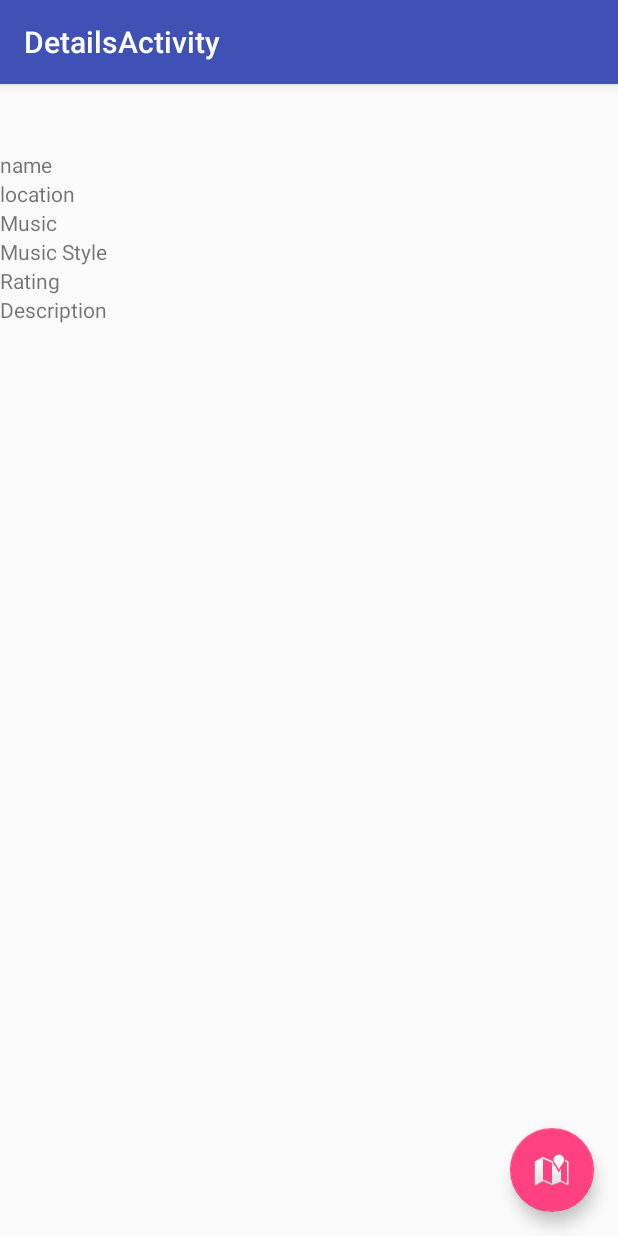
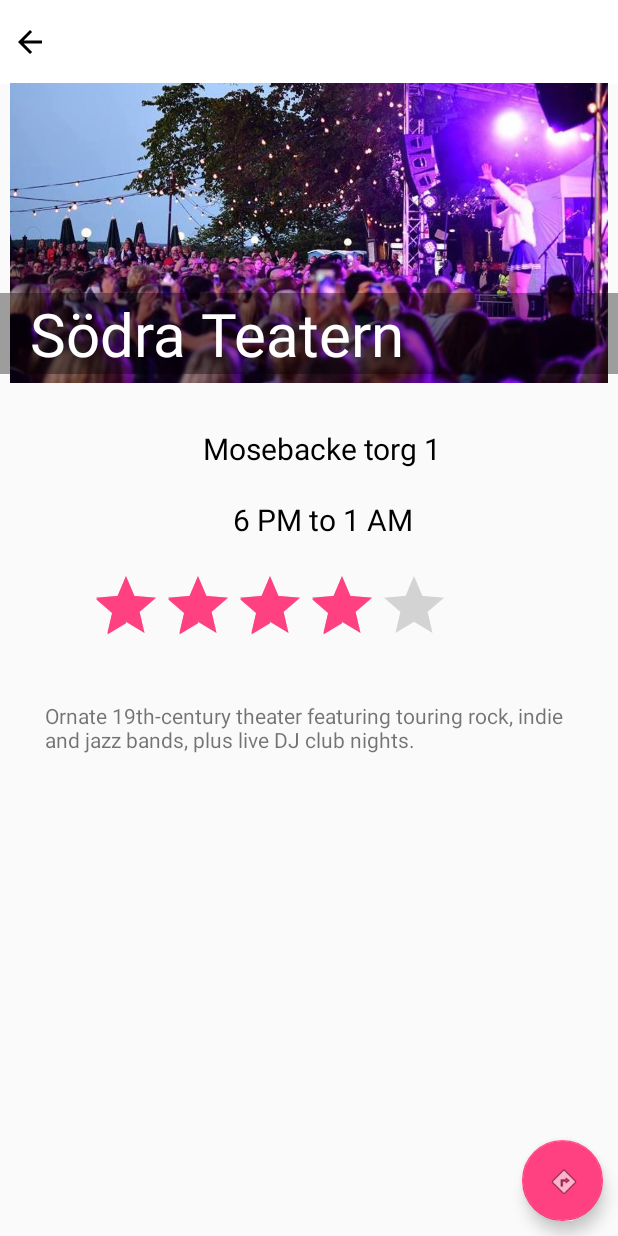
Before and after one commit to juntoalmar/ClubHunting, an Android app: the DetailsActivity screen opened directly, with no data from a screen before it, on a phone screen of 412 x 824 dp. Run offline under Robolectric (Android 15) with nearby library versions, the phone set to English and light mode, and no system bars.

Commit message:
UI updated from Emmi's layouts

```diff
--- a/app/src/main/java/se/kth/mobdev/clubhunting/DetailsActivity.java
+++ b/app/src/main/java/se/kth/mobdev/clubhunting/DetailsActivity.java
@@ -7,6 +7,8 @@
 import android.support.v7.app.AppCompatActivity;
 import android.support.v7.widget.Toolbar;
 import android.view.View;
+import android.widget.Button;
+import android.widget.ImageButton;
 import android.widget.TextView;
 import 	android.content.Intent;
 
@@ -19,8 +21,19 @@
     protected void onCreate(Bundle savedInstanceState) {
         super.onCreate(savedInstanceState);
         setContentView(R.layout.activity_details);
-        Toolbar toolbar = (Toolbar) findViewById(R.id.toolbar);
-        setSupportActionBar(toolbar);
+//        Toolbar toolbar = (Toolbar) findViewById(R.id.toolbar);
+//        toolbar.setTitle("       ");
+//        setSupportActionBar(toolbar);
+
+        ImageButton imgBtnBack = (ImageButton) findViewById(R.id.imgBtnBack);
+
+        imgBtnBack.setOnClickListener(new View.OnClickListener() {
+            @Override
+            public void onClick(View v) {
+                imgbtnBackClick(v);
+            }
+        });
+
 
 
         Bundle bundle = getIntent().getExtras();
@@ -45,29 +58,29 @@
         if(c!=null)
         {
             TextView tvName = (TextView) findViewById(R.id.tvName);
-            tvName.setText(c.name);
+         //TODO   tvName.setText(c.name);
 
             TextView tvLocation = (TextView) findViewById(R.id.tvLocation);
-            tvLocation.setText(""+c.location.latitude+", "+c.location.longitude);
+         //TODO   tvLocation.setText(""+c.location.latitude+", "+c.location.longitude);
 
-            TextView tvMusic = (TextView) findViewById(R.id.tvMusic);
-            tvMusic.setText(c.music);
+//            TextView tvMusic = (TextView) findViewById(R.id.tvMusic);
+//            tvMusic.setText(c.music);
 
-            TextView tvMusicStyle = (TextView) findViewById(R.id.tvMusicStyle);
-            tvMusicStyle.setText(c.music_style);
+//            TextView tvMusicStyle = (TextView) findViewById(R.id.tvMusicStyle);
+//            tvMusicStyle.setText(c.music_style);
 
-            TextView tvRating = (TextView) findViewById(R.id.tvRating);
-            tvRating.setText(""+c.rating);
+            //TextView tvRating = (TextView) findViewById(R.id.tvRating);
+            //tvRating.setText(""+c.rating);
 
             TextView tvDescription = (TextView) findViewById(R.id.tvDescription);
-            tvDescription.setText(c.description);
+       //TODO     tvDescription.setText(c.description);
 
 
         }
 
 
         //Floating button
-        FloatingActionButton fab = (FloatingActionButton) findViewById(R.id.fab);
+        FloatingActionButton fab = (FloatingActionButton) findViewById(R.id.btnNavigate);
         fab.setOnClickListener(new View.OnClickListener() {
             @Override
             public void onClick(View view) {
@@ -84,4 +97,8 @@
         //TODO: load club info in the form
     }
 
+
+    public void imgbtnBackClick(View v) {
+    finish();
+    }
 }
--- a/app/src/main/java/se/kth/mobdev/clubhunting/MapsActivity.java
+++ b/app/src/main/java/se/kth/mobdev/clubhunting/MapsActivity.java
@@ -408,4 +408,6 @@
     public void onCameraIdle() {
         //Toast.makeText(this, "The camera has stopped moving.", Toast.LENGTH_SHORT).show();
     }
+
+
 }
--- a/app/src/main/res/layout/activity_details.xml
+++ b/app/src/main/res/layout/activity_details.xml
@@ -2,6 +2,7 @@
 <android.support.design.widget.CoordinatorLayout xmlns:android="http://schemas.android.com/apk/res/android"
     xmlns:app="http://schemas.android.com/apk/res-auto"
     xmlns:tools="http://schemas.android.com/tools"
+    android:id="@+id/Details"
     android:layout_width="match_parent"
     android:layout_height="match_parent"
     tools:context="se.kth.mobdev.clubhunting.DetailsActivity">
@@ -9,70 +10,131 @@
     <android.support.design.widget.AppBarLayout
         android:layout_width="match_parent"
         android:layout_height="wrap_content"
-        android:theme="@style/AppTheme.AppBarOverlay">
+        android:theme="@style/AppTheme.AppBarOverlay"/>
 
     <android.support.v7.widget.Toolbar
         android:id="@+id/toolbar"
         android:layout_width="match_parent"
         android:layout_height="?attr/actionBarSize"
-            android:background="?attr/colorPrimary"
-            app:popupTheme="@style/AppTheme.PopupOverlay" />
+        android:background="@color/common_google_signin_btn_text_dark_default"
+        app:popupTheme="@style/AppTheme.PopupOverlay"/>
 
-    </android.support.design.widget.AppBarLayout>
-
-    <include layout="@layout/content_details" />
 
     <LinearLayout
         android:layout_width="match_parent"
         android:layout_height="wrap_content"
-        android:layout_marginTop="100dp"
+        android:layout_marginTop="55dp"
         android:orientation="vertical">
+
+        <RelativeLayout xmlns:android="http://schemas.android.com/apk/res/android"
+            android:id="@+id/relativelayout"
+            android:layout_width="fill_parent"
+            android:layout_height="fill_parent">
+
+            <ImageView
+                android:id="@+id/image"
+                android:layout_width="match_parent"
+                android:layout_height="200dp"
+                android:layout_alignParentStart="true"
+                android:layout_alignParentTop="true"
+                android:contentDescription="TODO"
+                android:fadingEdge="vertical"
+                app:srcCompat="@drawable/sodrateatern" />
+
 
             <TextView
                 android:id="@+id/tvName"
                 android:layout_width="match_parent"
                 android:layout_height="wrap_content"
-            android:text="name" />
+                android:layout_alignParentStart="true"
+                android:layout_alignParentEnd="true"
+                android:layout_marginTop="140dp"
+                android:background="@color/transparent_background"
+                android:shadowDx="1"
+                android:shadowDy="1"
+                android:shadowRadius="4"
+                android:text="  Södra Teatern"
+                android:textColor="#fff"
+                android:textSize="40sp" />
+
+        </RelativeLayout>
+
+        <Space
+            android:layout_width="1dp"
+            android:layout_height="30dp" />
+
 
         <TextView
             android:id="@+id/tvLocation"
             android:layout_width="match_parent"
             android:layout_height="wrap_content"
-            android:text="location" />
+            android:layout_marginStart="18dp"
+            android:gravity="center"
+            android:text="Mosebacke torg 1"
+            android:textColor="#000"
+            android:textSize="20sp" />
+
+        <Space
+            android:layout_width="1dp"
+            android:layout_height="20dp" />
 
         <TextView
-            android:id="@+id/tvMusic"
+            android:id="@+id/tvOpeningHours"
             android:layout_width="match_parent"
             android:layout_height="wrap_content"
-            android:text="Music" />
+            android:layout_marginStart="18dp"
+            android:gravity="center"
+            android:text="6 PM to 1 AM"
+            android:textColor="#000"
+            android:textSize="20sp" />
 
-        <TextView
-            android:id="@+id/tvMusicStyle"
-            android:layout_width="match_parent"
+        <Space
+            android:layout_width="1dp"
+            android:layout_height="20dp" />
+
+
+        <RatingBar
+            android:id="@+id/ratingBar"
+            style="@android:style/Widget.DeviceDefault.Light.RatingBar"
+            android:layout_width="wrap_content"
             android:layout_height="wrap_content"
-            android:text="Music Style" />
-
-        <TextView
-            android:id="@+id/tvRating"
-            android:layout_width="match_parent"
-            android:layout_height="wrap_content"
-            android:text="Rating" />
+            android:layout_marginStart="60dp"
+            android:isIndicator="false"
+            android:numStars="5"
+            android:rating="4"
+            android:progressTint="@color/colorAccent"/>
 
         <TextView
             android:id="@+id/tvDescription"
-            android:layout_width="match_parent"
+            android:layout_width="wrap_content"
             android:layout_height="wrap_content"
-            android:text="Description" />
+            android:layout_margin="30dp"
+            android:text="Ornate 19th-century theater featuring touring rock, indie and jazz bands, plus live DJ club nights." />
+
+
     </LinearLayout>
 
 
+    <android.support.design.widget.FloatingActionButton
+        android:id="@+id/btnNavigate"
+        android:layout_width="56dp"
+        android:layout_height="54dp"
+        android:layout_gravity="bottom|end"
+        android:layout_margin="10dp"
+        app:backgroundTint="@color/colorAccent"
+        android:scaleType="center"
+        app:srcCompat="@android:drawable/ic_menu_directions" />
 
-    <android.support.design.widget.FloatingActionButton
-        android:id="@+id/fab"
-        android:layout_width="wrap_content"
-        android:layout_height="wrap_content"
-        android:layout_gravity="bottom|end"
-        android:layout_margin="@dimen/fab_margin"
-        app:srcCompat="@android:drawable/ic_dialog_map" />
+
+    <ImageButton
+        android:id="@+id/imgBtnBack"
+        android:layout_width="40dp"
+        android:layout_height="55dp"
+        android:background="@color/common_google_signin_btn_text_dark_default"
+        android:paddingStart="20dp"
+        android:paddingEnd="20dp"
+        android:tint="@color/common_google_signin_btn_text_dark_focused"
+        app:srcCompat="?attr/actionModeCloseDrawable" />
+
 
 </android.support.design.widget.CoordinatorLayout>
--- a/app/src/main/res/values/colors.xml
+++ b/app/src/main/res/values/colors.xml
@@ -3,4 +3,7 @@
     <color name="colorPrimary">#3F51B5</color>
     <color name="colorPrimaryDark">#303F9F</color>
     <color name="colorAccent">#FF4081</color>
+    <color name="colorAccent2">#c436c9</color>
+    <color name="star">#ffcb48</color>
+    <color name="transparent_background">#5f000000</color>
 </resources>
```
Also changed, not shown: app/src/main/java/se/kth/mobdev/clubhunting/RadarActivity.java (+5 -5 lines), app/src/main/res/drawable-v24/button_bg_rounded_corners.xml (added, +14 -0 lines), app/src/main/res/layout/activity_radar.xml (+48 -26 lines), app/src/main/res/drawable-v24/sodrateatern.jpg (added). Lines whose indentation alone changed are shown as unchanged.
